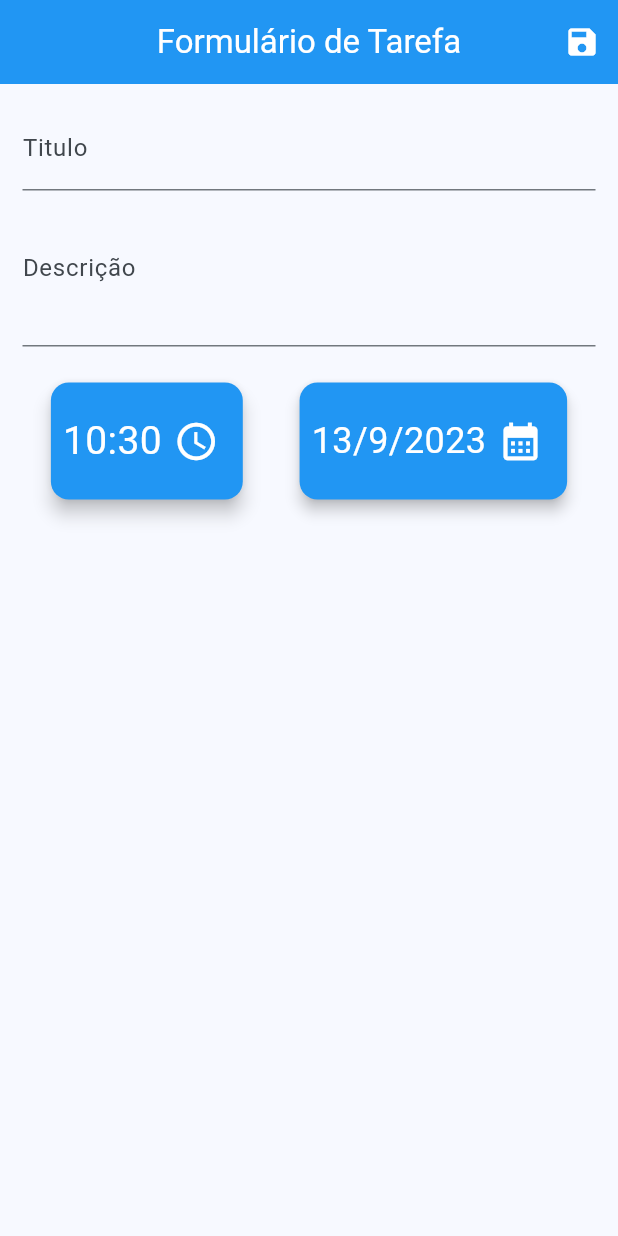
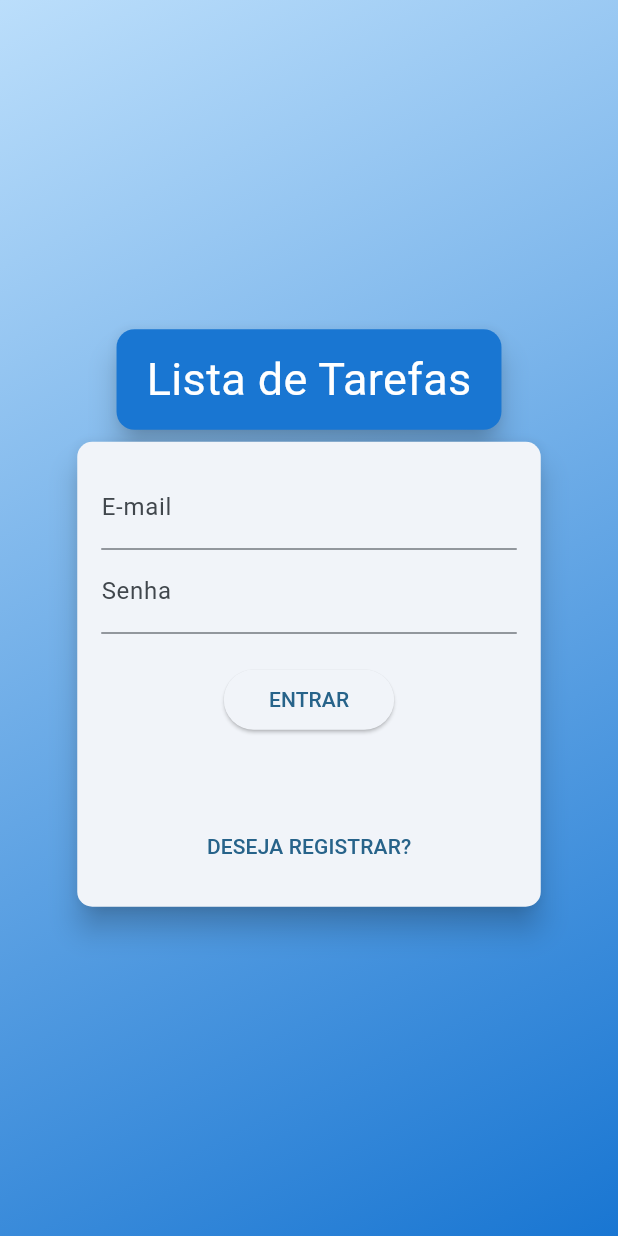
Before and after one commit to Ferps53/Scheduler, a Flutter app: the screen it shows after launch, on a phone screen of 412 x 824 dp. Run offline on Flutter 3.47's test engine with Material 2 defaults, Android fonts, the phone set to English and light mode, and no system bars; our stand-ins replace shared_preferences.

Commit message:
Add: telas de auth

```diff
--- a/lib/main.dart
+++ b/lib/main.dart
@@ -2,7 +2,9 @@ import 'package:flutter/material.dart';
 import 'package:provider/provider.dart';
 import 'package:todo_list/src/model/auth.dart';
 import 'package:todo_list/src/model/tarefa_list.dart';
+import 'package:todo_list/src/screen/auth_screen.dart';
 import 'package:todo_list/src/screen/tarefa_from_screen.dart';
+import 'package:todo_list/src/utils/router.dart';
 
 void main() {
   runApp(const MyApp());
@@ -30,6 +32,7 @@ class MyApp extends StatelessWidget {
           ),
         ],
         child: MaterialApp(
+          debugShowCheckedModeBanner: false,
           title: 'Todo List',
           theme: ThemeData(
             colorScheme: ColorScheme.fromSeed(seedColor: Colors.lightBlue),
@@ -38,7 +41,11 @@ class MyApp extends StatelessWidget {
             datePickerTheme: const DatePickerThemeData(elevation: 0),
             timePickerTheme: const TimePickerThemeData(elevation: 0),
           ),
-          home: const TarefaFormScreen()),
-    );
+          routes: {
+            AppRouter.AUTH: (context) => const AuthScreen(),
+            AppRouter.FORM_TAREFAS: (context) => const TarefaFormScreen(),
+            // AppRouter.TAREFAS: (context)=>  const TarefasScreen();
+          },
+        ));
   }
 }
--- a/lib/src/model/auth.dart
+++ b/lib/src/model/auth.dart
@@ -34,7 +34,7 @@ class Auth with ChangeNotifier {
   Future<void> _authenticate(
       String email, String password, String urlFragment) async {
     final url =
-        "https://identitytoolkit.googleapis.com/v1/accounts:$urlFragment?key=AIzaSyCneiX8S2VLAxCtjodtUiLYx2IRD2oukz0";
+        "https://identitytoolkit.googleapis.com/v1/accounts:$urlFragment?key=AIzaSyAYffe5cGS4BrMNTS7eNx_fghIjB8tAh-E";
     final response = await http.post(
       Uri.parse(url),
       body: jsonEncode(
--- /dev/null
+++ b/lib/src/screen/auth_screen.dart
@@ -0,0 +1,56 @@
+import 'package:flutter/material.dart';
+import 'package:todo_list/src/widgets/auth_form.dart';
+
+class AuthScreen extends StatelessWidget {
+  const AuthScreen({super.key});
+
+  @override
+  Widget build(BuildContext context) {
+    return Scaffold(
+      body: Stack(
+        children: [
+          Container(
+            decoration: BoxDecoration(
+              gradient: LinearGradient(
+                colors: [
+                  Theme.of(context).primaryColorLight,
+                  Theme.of(context).primaryColorDark,
+                ],
+                begin: Alignment.topLeft,
+                end: Alignment.bottomRight,
+              ),
+            ),
+          ),
+          Center(
+            child: SingleChildScrollView(
+              child: SizedBox(
+                width: double.infinity,
+                child: Column(
+                  mainAxisAlignment: MainAxisAlignment.center,
+                  crossAxisAlignment: CrossAxisAlignment.center,
+                  children: [
+                    Card(
+                      elevation: 8,
+                      color: Theme.of(context).primaryColorDark,
+                      child: const Padding(
+                        padding: EdgeInsets.symmetric(
+                          vertical: 12.0,
+                          horizontal: 20,
+                        ),
+                        child: Text(
+                          "Lista de Tarefas",
+                          style: TextStyle(color: Colors.white, fontSize: 30),
+                        ),
+                      ),
+                    ),
+                    const AuthForm()
+                  ],
+                ),
+              ),
+            ),
+          )
+        ],
+      ),
+    );
+  }
+}
--- /dev/null
+++ b/lib/src/utils/router.dart
@@ -0,0 +1,7 @@
+// ignore_for_file: constant_identifier_names
+
+class AppRouter {
+  static const AUTH = '/';
+  static const TAREFAS = '/tarefas';
+  static const FORM_TAREFAS = '/form-tarefas';
+}
--- /dev/null
+++ b/lib/src/widgets/auth_form.dart
@@ -0,0 +1,247 @@
+// ignore_for_file: sort_child_properties_last, constant_identifier_names, no_leading_underscores_for_local_identifiers
+
+import 'package:flutter/material.dart';
+import 'package:provider/provider.dart';
+import 'package:todo_list/src/model/auth.dart';
+
+import '../utils/auth_exception.dart';
+
+enum AuthMode { SingUp, Login }
+
+class AuthForm extends StatefulWidget {
+  const AuthForm({super.key});
+
+  @override
+  State<AuthForm> createState() => _AuthFormState();
+}
+
+class _AuthFormState extends State<AuthForm>
+    with SingleTickerProviderStateMixin {
+  final _passwordController = TextEditingController();
+  final _formKey = GlobalKey<FormState>();
+  bool _isLoading = false;
+
+  AuthMode _authMode = AuthMode.Login;
+
+  bool _isLogin() => _authMode == AuthMode.Login;
+  bool _isSignup() => _authMode == AuthMode.SingUp;
+
+  AnimationController? _controller;
+  Animation<double>? _opacityAnimation;
+  Animation<Offset>? _slideAnimation;
+
+  @override
+  void initState() {
+    super.initState();
+    _controller = AnimationController(
+      vsync: this,
+      duration: const Duration(
+        milliseconds: 300,
+      ),
+    );
+
+    _opacityAnimation = Tween(
+      begin: 0.0,
+      end: 1.0,
+    ).animate(
+      CurvedAnimation(
+        parent: _controller!,
+        curve: Curves.linear,
+      ),
+    );
+
+    _slideAnimation = Tween<Offset>(
+      begin: const Offset(0, -1.5),
+      end: const Offset(0, 0),
+    ).animate(
+      CurvedAnimation(
+        parent: _controller!,
+        curve: Curves.linear,
+      ),
+    );
+  }
+
+  @override
+  void dispose() {
+    _controller?.dispose();
+    super.dispose();
+  }
+
+  void _switchAuthMode() {
+    setState(() {
+      if (_isLogin()) {
+        _authMode = AuthMode.SingUp;
+        _controller?.forward();
+      } else {
+        _authMode = AuthMode.Login;
+        _controller?.reverse();
+      }
+    });
+  }
+
+  final Map<String, String> _authData = {
+    'email': '',
+    'password': '',
+  };
+
+  void _showErrorDialog(String msg) {
+    showDialog(
+      context: context,
+      builder: ((context) => AlertDialog(
+            title: const Text("Ocorreu um erro"),
+            content: Text(msg),
+            actions: [
+              TextButton(
+                onPressed: () {
+                  Navigator.of(context).pop();
+                },
+                child: const Text("Fechar"),
+              ),
+            ],
+          )),
+    );
+  }
+
+  Future<void> _submit() async {
+    final isValid = _formKey.currentState?.validate() ?? false;
+
+    if (!isValid) {
+      return;
+    }
+
+    setState(() => _isLoading = true);
+
+    _formKey.currentState?.save();
+    Auth auth = Provider.of(context, listen: false);
+
+    try {
+      if (_isLogin()) {
+        await auth.signIn(
+          _authData['email']!,
+          _authData['password']!,
+        );
+      } else {
+        await auth.signUp(
+          _authData['email']!,
+          _authData['password']!,
+        );
+      }
+    } on AuthException catch (error) {
+      _showErrorDialog(error.toString());
+    } catch (error) {
+      _showErrorDialog("Ocorreu um erro inesperado!!!!");
+    }
+
+    setState(() => _isLoading = false);
+  }
+
+  @override
+  Widget build(BuildContext context) {
+    final deviceSize = MediaQuery.of(context).size;
+    return Card(
+      elevation: 8,
+      shape: RoundedRectangleBorder(
+        borderRadius: BorderRadius.circular(10),
+      ),
+      child: AnimatedContainer(
+        duration: const Duration(milliseconds: 300),
+        curve: Curves.easeIn,
+        // height: _isLogin() ? 310 : 400,
+        height: _isLogin() ? 310 : 400,
+        width: deviceSize.width * 0.75,
+        padding: const EdgeInsets.all(16),
+        child: Form(
+          key: _formKey,
+          child: Column(
+            children: [
+              TextFormField(
+                decoration: const InputDecoration(
+                  labelText: 'E-mail',
+                ),
+                keyboardType: TextInputType.emailAddress,
+                onSaved: (email) => _authData['email'] = email ?? '',
+                validator: (_email) {
+                  final email = _email ?? '';
+                  if (email.trim().isEmpty || !email.contains('@')) {
+                    return "Informe um email válido";
+                  }
+                  return null;
+                },
+              ),
+              TextFormField(
+                decoration: const InputDecoration(
+                  labelText: 'Senha',
+                ),
+                controller: _passwordController,
+                keyboardType: TextInputType.emailAddress,
+                onSaved: (password) => _authData['password'] = password ?? '',
+                obscureText: true,
+                validator: (_password) {
+                  final password = _password ?? '';
+                  if (password.isEmpty || password.length < 5) {
+                    return "Informe uma senha válida";
+                  }
+                  return null;
+                },
+              ),
+              AnimatedContainer(
+                constraints: BoxConstraints(
+                  minHeight: _isLogin() ? 0 : 60,
+                  maxHeight: _isLogin() ? 0 : 120,
+                ),
+                duration: Duration(milliseconds: 300),
+                curve: Curves.linear,
+                child: FadeTransition(
+                  opacity: _opacityAnimation!,
+                  child: SlideTransition(
+                    position: _slideAnimation!,
+                    child: TextFormField(
+                        decoration: const InputDecoration(
+                          labelText: 'Confirmar Senha',
+                        ),
+                        keyboardType: TextInputType.emailAddress,
+                        obscureText: true,
+                        validator: _isLogin()
+                            ? null
+                            : (_password) {
+                                final password = _password ?? '';
+                                if (password != _passwordController.text) {
+                                  return "Senhas não conferem!";
+                                }
+                                return null;
+                              }),
+                  ),
+                ),
+              ),
+              const SizedBox(
+                height: 20,
+              ),
+              _isLoading
+                  ? const Center(
+                      child: CircularProgressIndicator(),
+                    )
+                  : ElevatedButton(
+                      onPressed: _submit,
+                      child: Text(
+                        _isLogin() ? 'ENTRAR' : 'REGISTRAR',
+                      ),
+                      style: ElevatedButton.styleFrom(
+                          padding: const EdgeInsets.symmetric(
+                        horizontal: 30,
+                        vertical: 8,
+                      )),
+                    ),
+              const Spacer(),
+              TextButton(
+                onPressed: _switchAuthMode,
+                child: Text(
+                  _isLogin() ? "DESEJA REGISTRAR?" : "JÁ POSSUÍ CONTA?",
+                ),
+              ),
+            ],
+          ),
+        ),
+      ),
+    );
+  }
+}
```
Also changed, not shown: lib/src/model/tarefa_list.dart (+16 -2 lines), lib/src/screen/auth_home.dart (added, +34 -0 lines). Lines whose indentation alone changed are shown as unchanged.
